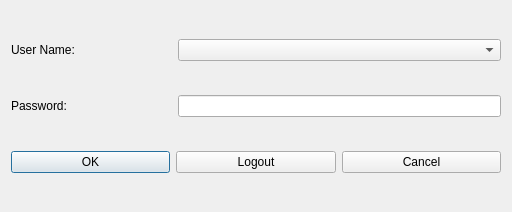
Above: QCustomGUI/src/userCtrl/QLoginDlg.ui from ydpan/ydpanProject before the change. Below: the same form after it.
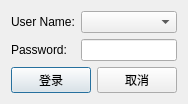
That is the form after the change.

```diff
--- a/QCustomGUI/src/userCtrl/QLoginDlg.ui
+++ b/QCustomGUI/src/userCtrl/QLoginDlg.ui
@@ -6,8 +6,8 @@
    <rect>
     <x>0</x>
     <y>0</y>
-    <width>512</width>
-    <height>212</height>
+    <width>176</width>
+    <height>95</height>
    </rect>
   </property>
   <property name="windowTitle">
@@ -19,21 +19,14 @@
      <item>
       <widget class="QPushButton" name="login_OKpb">
        <property name="text">
-        <string>OK</string>
-       </property>
-      </widget>
-     </item>
-     <item>
-      <widget class="QPushButton" name="login_Logoutpb">
-       <property name="text">
-        <string>Logout</string>
+        <string>登录</string>
        </property>
       </widget>
      </item>
      <item>
       <widget class="QPushButton" name="login_Cancelpb">
        <property name="text">
-        <string>Cancel</string>
+        <string>取消</string>
        </property>
       </widget>
      </item>
```
